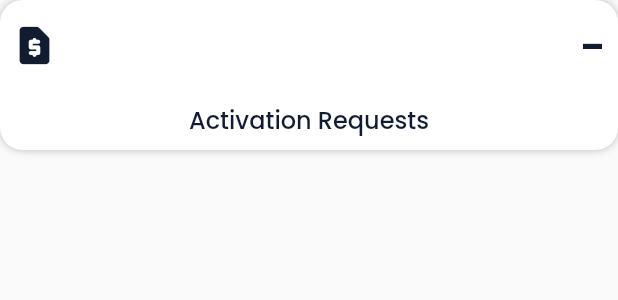
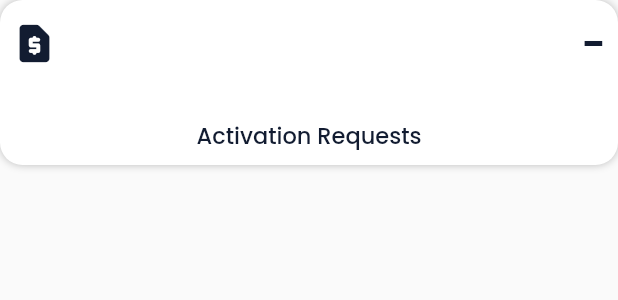
Before and after one commit to loopstack33/parcelrooAdminApp, a Flutter app: the DashboardWidget widget shown alone on an empty page, opened directly, on a phone screen of 412 x 824 dp. Shown: the top 300 px of the screen. Run offline on Flutter 3.47's test engine with Material 2 defaults, Android fonts, the phone set to English and light mode, and no system bars; our stand-ins replace cloud_firestore, firebase_auth, firebase_core, firebase_messaging, flutter_local_notifications, flutter_styled_toast and 2 more; missing offline and left inert: fancy_button_new; accounts and stored records are empty.

Commit message:
app logo

```diff
--- a/lib/views/dashboard/widget/dash_widgets.dart
+++ b/lib/views/dashboard/widget/dash_widgets.dart
@@ -14,7 +14,7 @@ class DashboardWidget extends StatelessWidget {
   @override
   Widget build(BuildContext context) {
     return Container(
-      height: 100,
+      height: 110,
       decoration: BoxDecoration(
           boxShadow: [
             BoxShadow(
@@ -34,13 +34,13 @@ class DashboardWidget extends StatelessWidget {
               mainAxisAlignment: MainAxisAlignment.spaceBetween,
               children: [
                 Icon(iconData,color: dashColor,size: 30),
-                Text(total,style: const TextStyle(fontFamily: "Poppins",fontSize: 30,color: dashColor,fontWeight: FontWeight.w600))
+                Text(total,style: const TextStyle(fontFamily: "Poppins",fontSize: 28,color: dashColor,fontWeight: FontWeight.w600))
               ],
             ),
             const SizedBox(height: 10),
             SizedBox(
                 width: MediaQuery.of(context).size.width*0.7,
-                child: Text(type,style: const TextStyle(fontSize: 16,fontFamily: "Poppins",color: dashColor,fontWeight: FontWeight.w500),
+                child: Text(type,style: const TextStyle(fontSize: 15,fontFamily: "Poppins",color: dashColor,fontWeight: FontWeight.w500),
                   textAlign: TextAlign.center,))
           ],
         ),
--- a/lib/views/splash.dart
+++ b/lib/views/splash.dart
@@ -46,7 +46,7 @@ class _SplashScreenState extends State<SplashScreen> {
     else if (loggedIn == true && isLoggedIn == true ) {
       Provider.of<DashController>(context, listen: false).getUserData();
       Future.delayed(const Duration(seconds: 2),
-              () => AppRoutes.pushAndRemoveUntil(context, const Dashboard()));
+              () => AppRoutes.pushAndRemoveUntil(context, const Dashboard(firstTime:false)));
 
     }
     else{
--- a/lib/widgets/drawerWidget.dart
+++ b/lib/widgets/drawerWidget.dart
@@ -42,7 +42,7 @@ class _DrawerMobileWidgetState extends State<DrawerMobileWidget> {
                   title: myText(text: "Dashboard", fontFamily: "Poppins", size: 16, color: whiteColor),
                   leading: const Icon(Icons.home,color: whiteColor,size: 25),
                   onTap: () {
-                    Navigator.of(context).pushAndRemoveUntil(MaterialPageRoute(builder: (context)=> const Dashboard()),
+                    Navigator.of(context).pushAndRemoveUntil(MaterialPageRoute(builder: (context)=> const Dashboard(firstTime:false)),
                             (Route<dynamic> route) => false);
                   },
                 ),
--- a/pubspec.yaml
+++ b/pubspec.yaml
@@ -49,11 +49,16 @@ dependencies:
   uuid: ^3.0.7
   http: ^0.13.5
   intl: ^0.17.0
+  flutter_launcher_icons: ^0.13.0
 
 
 dev_dependencies:
   flutter_test:
     sdk: flutter
+flutter_icons:
+  android: "launcher_icon"
+  ios: true
+  image_path: "assets/images/logo.png"
 
   # The "flutter_lints" package below contains a set of recommended lints to
   # encourage good coding practices. The lint set provided by the package is
```
Also changed, not shown: lib/views/dashboard/dashboard_screen.dart (+13 -1 lines), lib/views/login/controller/login_provider.dart (+3 -4 lines), pubspec.lock, 27 other files.
